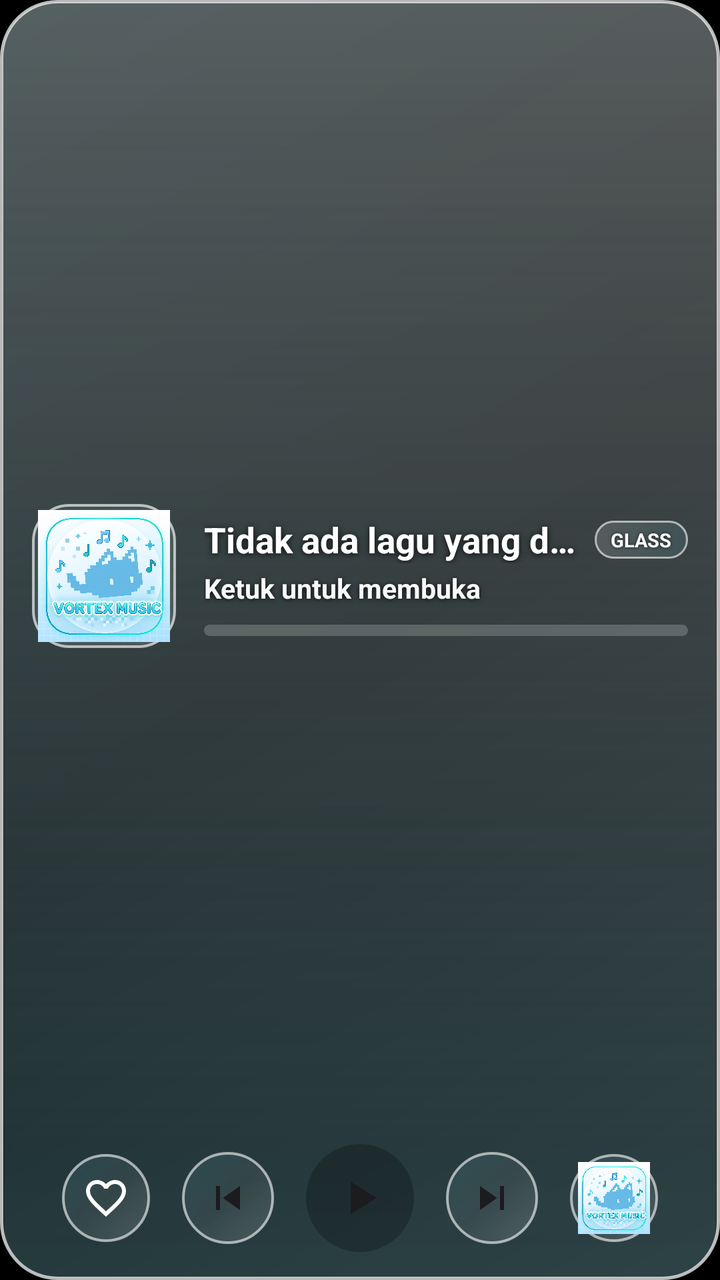
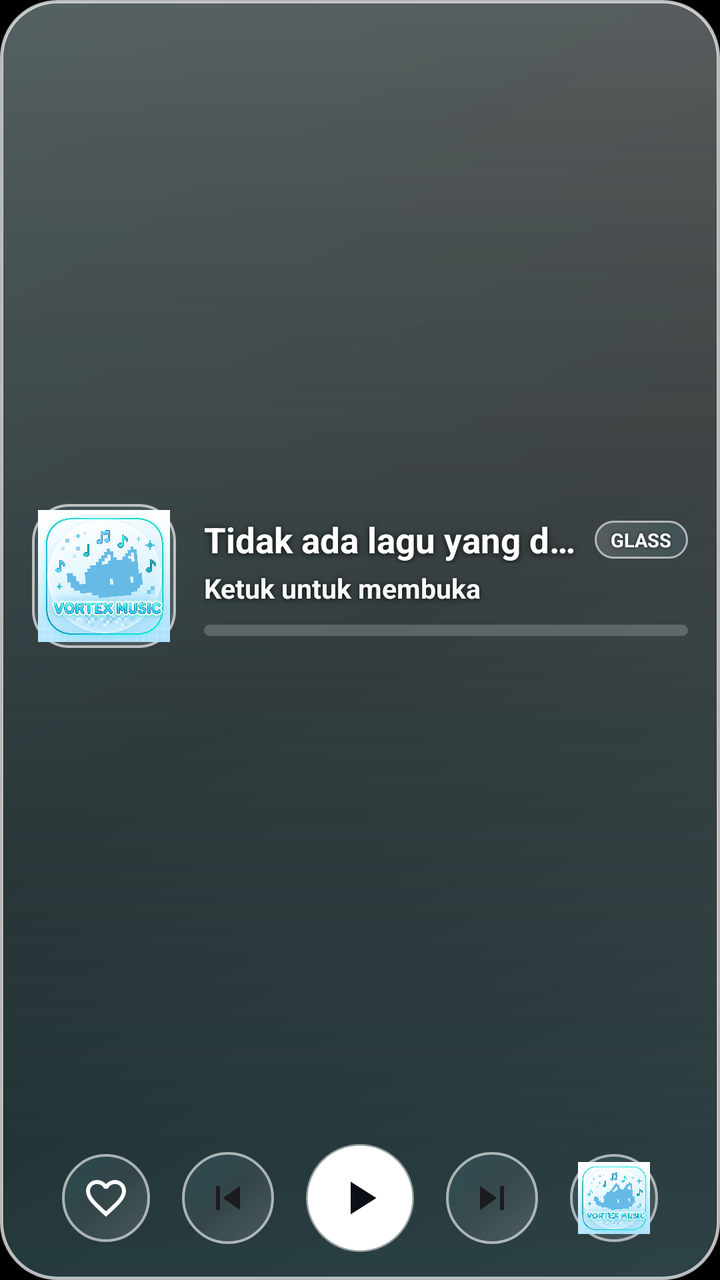

An Android layout rendered at two revisions. The XML below is the earlier revision; the diff shows what the commit changed to produce the second picture.
<!-- AndroidManifest.xml: application theme Theme.NanzBeatles -->
<!-- res/layout/widget_liquid_glass.xml -->
<?xml version="1.0" encoding="utf-8"?>
<RelativeLayout xmlns:android="http://schemas.android.com/apk/res/android"
    android:id="@+id/widget_glass_root"
    android:layout_width="match_parent"
    android:layout_height="match_parent"
    android:background="@android:color/transparent">

    
    <ImageView
        android:id="@+id/widget_glass_backdrop"
        android:layout_width="match_parent"
        android:layout_height="match_parent"
        android:scaleType="fitXY"
        android:src="@drawable/widget_liquid_glass_bg"
        android:contentDescription="@null" />

    
    <LinearLayout
        android:layout_width="match_parent"
        android:layout_height="match_parent"
        android:orientation="vertical"
        android:gravity="center_vertical"
        android:paddingStart="16dp"
        android:paddingEnd="16dp"
        android:paddingTop="14dp"
        android:paddingBottom="14dp">

        
        <LinearLayout
            android:layout_width="match_parent"
            android:layout_height="0dp"
            android:layout_weight="1"
            android:orientation="horizontal"
            android:gravity="center_vertical">

            <FrameLayout
                android:layout_width="72dp"
                android:layout_height="72dp"
                android:background="@drawable/widget_liquid_glass_album_frame"
                android:padding="3dp">

                <ImageView
                    android:id="@+id/widget_glass_album_art"
                    android:layout_width="match_parent"
                    android:layout_height="match_parent"
                    android:scaleType="centerCrop"
                    android:src="@drawable/ic_widget_music_placeholder"
                    android:contentDescription="@string/widget_album_art" />
            </FrameLayout>

            <LinearLayout
                android:layout_width="0dp"
                android:layout_height="wrap_content"
                android:layout_weight="1"
                android:layout_marginStart="14dp"
                android:orientation="vertical">

                <LinearLayout
                    android:layout_width="match_parent"
                    android:layout_height="wrap_content"
                    android:orientation="horizontal"
                    android:gravity="center_vertical">

                    <TextView
                        android:id="@+id/widget_glass_song_title"
                        android:layout_width="0dp"
                        android:layout_height="wrap_content"
                        android:layout_weight="1"
                        android:ellipsize="end"
                        android:maxLines="1"
                        android:text="@string/no_song_playing"
                        android:textColor="#FFFFFF"
                        android:textSize="17.5sp"
                        android:textStyle="bold"
                        android:shadowColor="#CC000000"
                        android:shadowDy="1"
                        android:shadowRadius="7" />

                    <TextView
                        android:id="@+id/widget_glass_badge"
                        android:layout_width="wrap_content"
                        android:layout_height="wrap_content"
                        android:layout_marginStart="8dp"
                        android:background="@drawable/widget_liquid_glass_badge_bg"
                        android:paddingStart="8dp"
                        android:paddingEnd="8dp"
                        android:paddingTop="3dp"
                        android:paddingBottom="3dp"
                        android:text="GLASS"
                        android:textColor="#FFFFFF"
                        android:textSize="9.5sp"
                        android:textStyle="bold"
                        android:shadowColor="#AA000000"
                        android:shadowRadius="4" />
                </LinearLayout>

                <TextView
                    android:id="@+id/widget_glass_artist_name"
                    android:layout_width="match_parent"
                    android:layout_height="wrap_content"
                    android:layout_marginTop="3dp"
                    android:ellipsize="end"
                    android:maxLines="1"
                    android:text="@string/tap_to_open"
                    android:textColor="#F8FFFFFF"
                    android:textSize="13.5sp"
                    android:textStyle="bold"
                    android:shadowColor="#CC000000"
                    android:shadowDy="1"
                    android:shadowRadius="6" />

                <ProgressBar
                    android:id="@+id/widget_glass_progress"
                    style="?android:attr/progressBarStyleHorizontal"
                    android:layout_width="match_parent"
                    android:layout_height="5.5dp"
                    android:layout_marginTop="9dp"
                    android:max="10000"
                    android:progress="0"
                    android:progressDrawable="@drawable/widget_liquid_glass_progress" />
            </LinearLayout>
        </LinearLayout>

        
        <LinearLayout
            android:layout_width="match_parent"
            android:layout_height="wrap_content"
            android:layout_marginTop="10dp"
            android:orientation="horizontal"
            android:gravity="center">

            <ImageView
                android:id="@+id/widget_glass_like_button"
                android:layout_width="44dp"
                android:layout_height="44dp"
                android:background="@drawable/widget_liquid_glass_btn_circle"
                android:padding="10dp"
                android:src="@drawable/ic_widget_heart_outline_nav"
                android:contentDescription="@string/widget_like_button" />

            <ImageView
                android:id="@+id/widget_glass_previous"
                android:layout_width="46dp"
                android:layout_height="46dp"
                android:layout_marginStart="16dp"
                android:background="@drawable/widget_liquid_glass_btn_circle"
                android:padding="11dp"
                android:src="@drawable/ic_widget_skip_previous"
                android:contentDescription="Sebelumnya" />

            <ImageView
                android:id="@+id/widget_glass_play_pause"
                android:layout_width="54dp"
                android:layout_height="54dp"
                android:layout_marginStart="16dp"
                android:layout_marginEnd="16dp"
                android:background="@drawable/widget_play_button_bg"
                android:padding="13dp"
                android:src="@drawable/ic_widget_play_dark"
                android:contentDescription="@string/widget_play_pause" />

            <ImageView
                android:id="@+id/widget_glass_next"
                android:layout_width="46dp"
                android:layout_height="46dp"
                android:layout_marginEnd="16dp"
                android:background="@drawable/widget_liquid_glass_btn_circle"
                android:padding="11dp"
                android:src="@drawable/ic_widget_skip_next"
                android:contentDescription="Berikutnya" />

            <ImageView
                android:id="@+id/widget_glass_open_app"
                android:layout_width="44dp"
                android:layout_height="44dp"
                android:background="@drawable/widget_liquid_glass_btn_circle"
                android:padding="4dp"
                android:scaleType="centerCrop"
                android:src="@drawable/vortex_icon"
                android:contentDescription="Buka Aplikasi" />
        </LinearLayout>

    </LinearLayout>

</RelativeLayout>
<!-- resources referenced by this layout -->
<resources>
  <!-- drawable ic_widget_music_placeholder (drawable) -->
  <?xml version="1.0" encoding="utf-8"?>
  <layer-list xmlns:android="http://schemas.android.com/apk/res/android">
      <item>
          <shape android:shape="rectangle">
              <solid android:color="#1A1528" />
          </shape>
      </item>
      <item
          android:width="96dp"
          android:height="96dp"
          android:gravity="center"
          android:drawable="@drawable/vortex_icon" />
  </layer-list>
  <!-- drawable ic_widget_play_dark (drawable) -->
  <?xml version="1.0" encoding="utf-8"?>
  <vector xmlns:android="http://schemas.android.com/apk/res/android"
      android:height="24dp"
      android:viewportHeight="24"
      android:viewportWidth="24"
      android:width="24dp">
      <path
          android:fillColor="@color/colorOnSurface"
          android:pathData="M8,5v14l11,-7z"/>
  </vector>
  <!-- drawable ic_widget_skip_next (drawable) -->
  <vector xmlns:android="http://schemas.android.com/apk/res/android"
      android:height="24dp"
      android:viewportHeight="24"
      android:viewportWidth="24"
      android:width="24dp">
      <path
          android:fillColor="@color/widget_text_primary"
          android:pathData="M6,18l8.5,-6L6,6v12zM16,6v12h2V6h-2z"/>
  </vector>
  <!-- drawable ic_widget_skip_previous (drawable) -->
  <vector xmlns:android="http://schemas.android.com/apk/res/android"
      android:height="24dp"
      android:viewportHeight="24"
      android:viewportWidth="24"
      android:width="24dp">
      <path
          android:fillColor="@color/widget_text_primary"
          android:pathData="M6,6h2v12L6,18zM9.5,12l8.5,6L18,6z"/>
  </vector>
  <!-- drawable widget_liquid_glass_album_frame (drawable) -->
  <?xml version="1.0" encoding="utf-8"?>
  <shape xmlns:android="http://schemas.android.com/apk/res/android"
      android:shape="rectangle">
      <corners android:radius="18dp" />
      <gradient
          android:angle="135"
          android:startColor="#26FFFFFF"
          android:endColor="#1064E9FF"
          android:type="linear" />
      <stroke
          android:width="1.2dp"
          android:color="#A6FFFFFF" />
  </shape>
  <!-- drawable widget_liquid_glass_badge_bg (drawable) -->
  <?xml version="1.0" encoding="utf-8"?>
  <shape xmlns:android="http://schemas.android.com/apk/res/android"
      android:shape="rectangle">
      <corners android:radius="50dp" />
      <gradient
          android:angle="0"
          android:startColor="#24FFFFFF"
          android:endColor="#1864E9FF"
          android:type="linear" />
      <stroke
          android:width="1dp"
          android:color="#99FFFFFF" />
  </shape>
  <!-- drawable widget_liquid_glass_btn_circle (drawable) -->
  <?xml version="1.0" encoding="utf-8"?>
  <shape xmlns:android="http://schemas.android.com/apk/res/android"
      android:shape="oval">
      <gradient
          android:angle="135"
          android:startColor="#28FFFFFF"
          android:centerColor="#10FFFFFF"
          android:endColor="#1C64E9FF"
          android:type="linear" />
      <stroke
          android:width="1.2dp"
          android:color="#99FFFFFF" />
  </shape>
  <!-- drawable widget_play_button_bg (drawable) -->
  <?xml version="1.0" encoding="utf-8"?>
  <shape xmlns:android="http://schemas.android.com/apk/res/android"
      android:shape="oval">
      <solid android:color="#40000000" />
  </shape>
  <string name="no_song_playing">Tidak ada lagu yang diputar</string>
  <string name="tap_to_open">Ketuk untuk membuka</string>
  <string name="widget_album_art">Seni album</string>
  <string name="widget_like_button">Suka</string>
  <string name="widget_play_pause">Putar / Jeda</string>
  <color name="widget_on_tertiary_container">#FFFFFF</color>
  <color name="colorOnSurface">#1C1B1F</color>
  <color name="widget_text_primary">#1C1B1F</color>
  <!-- unchanged entries left out for length: 5 -->
</resources>

<!-- the commit's change to res/layout/widget_liquid_glass.xml (unified diff, before → after) -->
@@ -154,9 +154,9 @@
                 android:layout_height="54dp"
                 android:layout_marginStart="16dp"
                 android:layout_marginEnd="16dp"
-                android:background="@drawable/widget_play_button_bg"
+                android:background="@drawable/widget_liquid_glass_play_circle"
                 android:padding="13dp"
-                android:src="@drawable/ic_widget_play_dark"
+                android:src="@drawable/ic_widget_play_black"
                 android:contentDescription="@string/widget_play_pause" />
 
             <ImageView
<!-- resource entries referenced after the edit -->
@@ -14,16 +14,16 @@
           android:gravity="center"
           android:drawable="@drawable/vortex_icon" />
   </layer-list>
-  <!-- drawable ic_widget_play_dark (drawable) -->
+  <!-- drawable ic_widget_play_black (drawable) -->
   <?xml version="1.0" encoding="utf-8"?>
   <vector xmlns:android="http://schemas.android.com/apk/res/android"
+      android:width="24dp"
       android:height="24dp"
-      android:viewportHeight="24"
       android:viewportWidth="24"
-      android:width="24dp">
+      android:viewportHeight="24">
       <path
-          android:fillColor="@color/colorOnSurface"
-          android:pathData="M8,5v14l11,-7z"/>
+          android:fillColor="#FF0B0E14"
+          android:pathData="M8,5v14l11,-7z" />
   </vector>
   <!-- drawable ic_widget_skip_next (drawable) -->
   <vector xmlns:android="http://schemas.android.com/apk/res/android"
@@ -87,11 +87,14 @@
           android:width="1.2dp"
           android:color="#99FFFFFF" />
   </shape>
-  <!-- drawable widget_play_button_bg (drawable) -->
+  <!-- drawable widget_liquid_glass_play_circle (drawable) -->
   <?xml version="1.0" encoding="utf-8"?>
   <shape xmlns:android="http://schemas.android.com/apk/res/android"
       android:shape="oval">
-      <solid android:color="#40000000" />
+      <solid android:color="#FFFFFFFF" />
+      <stroke
+          android:width="1.5dp"
+          android:color="#80FFFFFF" />
   </shape>
   <string name="no_song_playing">Tidak ada lagu yang diputar</string>
   <string name="tap_to_open">Ketuk untuk membuka</string>
@@ -99,7 +102,6 @@
   <string name="widget_like_button">Suka</string>
   <string name="widget_play_pause">Putar / Jeda</string>
   <color name="widget_on_tertiary_container">#FFFFFF</color>
-  <color name="colorOnSurface">#1C1B1F</color>
   <color name="widget_text_primary">#1C1B1F</color>
   <!-- unchanged entries left out for length: 5 -->
 </resources>
